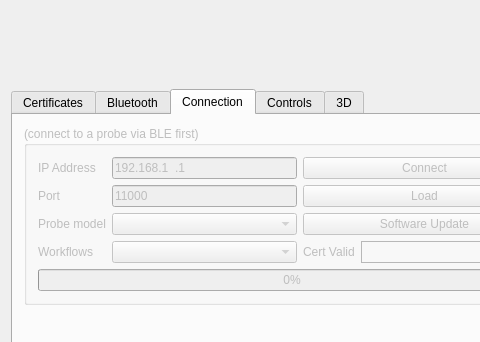
Old version of the form examples/solum_qt/solumqt.ui in the repository clariusdev/solum; both pictures show x 0 to 480 and y 0 to 342 of the 584 by 705 pixel window.
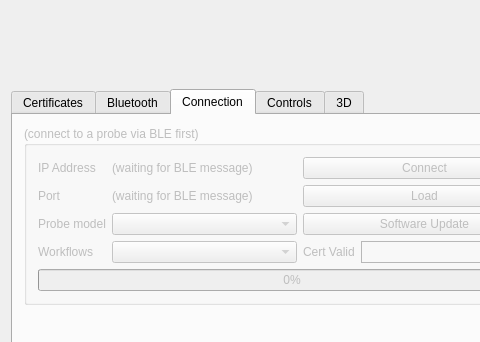
New version of the form. The open tabs and pages were chosen to show the change. Custom widgets are drawn as their Qt base class.

Commit message:
Qt: TCP: remove editability of the IP and port fields
The ports change in unpredictable ways all the time anyway. And as
we've seen in the previous commit, this app only ever works with a BLE
connection to a single probe.

What changed in the file:
```diff
--- a/examples/solum_qt/solumqt.ui
+++ b/examples/solum_qt/solumqt.ui
@@ -444,18 +444,15 @@
             </widget>
            </item>
            <item row="1" column="1">
-            <widget class="QLineEdit" name="ip">
+            <widget class="QLabel" name="ip">
              <property name="sizePolicy">
               <sizepolicy hsizetype="Expanding" vsizetype="Fixed">
                <horstretch>1</horstretch>
                <verstretch>0</verstretch>
               </sizepolicy>
              </property>
-             <property name="inputMask">
-              <string>000.000.000.000</string>
-             </property>
              <property name="text">
-              <string>192.168.1.1</string>
+              <string>(waiting for BLE message)</string>
              </property>
             </widget>
            </item>
@@ -507,9 +504,9 @@
             </widget>
            </item>
            <item row="3" column="1">
-            <widget class="QLineEdit" name="port">
+            <widget class="QLabel" name="port">
              <property name="text">
-              <string>11000</string>
+              <string>(waiting for BLE message)</string>
              </property>
             </widget>
            </item>
```
Left out of the diff: 5 changed lines with no effect on the pictures. The commit also changes 1 other file.
